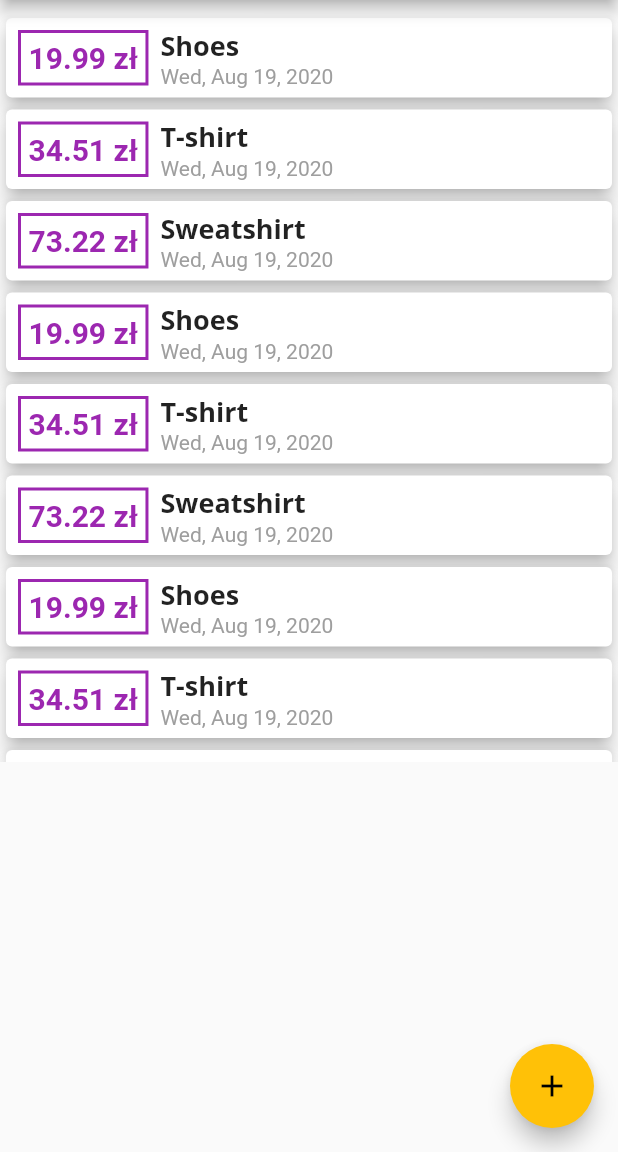
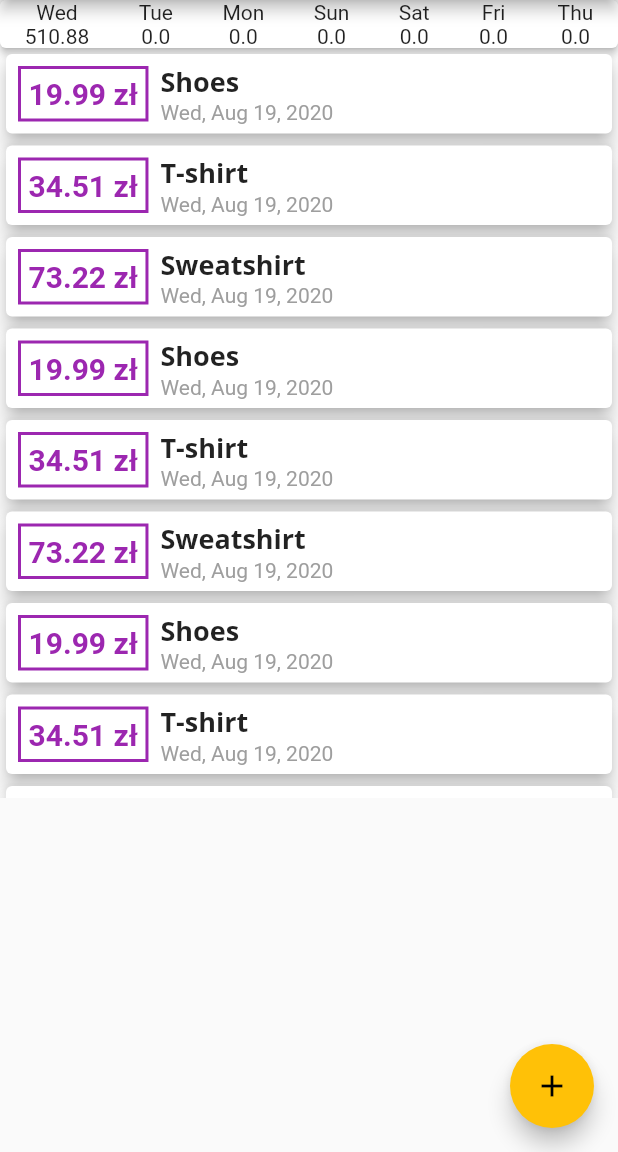
Before and after one commit to Kurczaak/My-Expenses, a Flutter app: the screen it shows after launch, on a phone screen of 412 x 824 dp, the part 84-1236 px from its top. Run offline on Flutter 3.47's test engine with Material 2 defaults, Android fonts, the phone set to English and light mode, and no system bars.

Commit message:
very basic charts added.

```diff
--- a/lib/widgets/chart.dart
+++ b/lib/widgets/chart.dart
@@ -27,7 +27,21 @@ class Chart extends StatelessWidget {
   Widget build(BuildContext context) {
     print(groupedTransactionValues);
     return Card(
-      child: Row(),
+      margin: EdgeInsets.all(0),
+      elevation: 2,
+      child: Row(
+        mainAxisAlignment: MainAxisAlignment.spaceAround,
+        children: [
+          ...groupedTransactionValues.map((tx) {
+            return Column(
+              children: [
+                Text(tx['day']),
+                Text(tx['ammount'].toString()),
+              ],
+            );
+          }).toList()
+        ],
+      ),
     );
   }
 }
```
